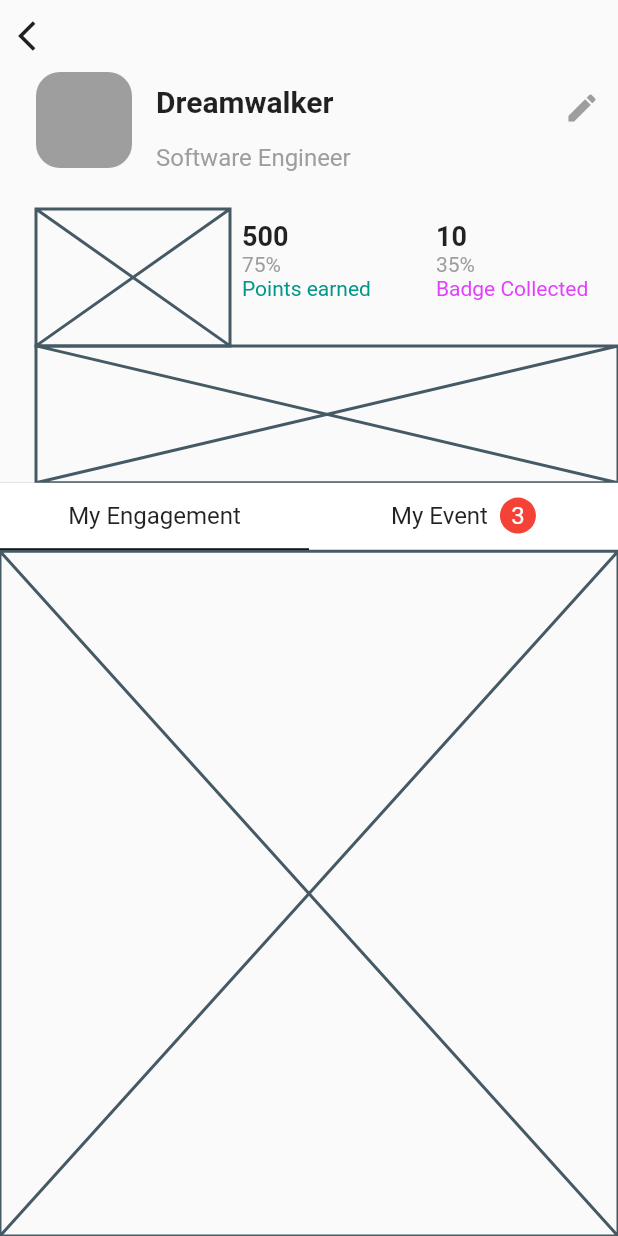
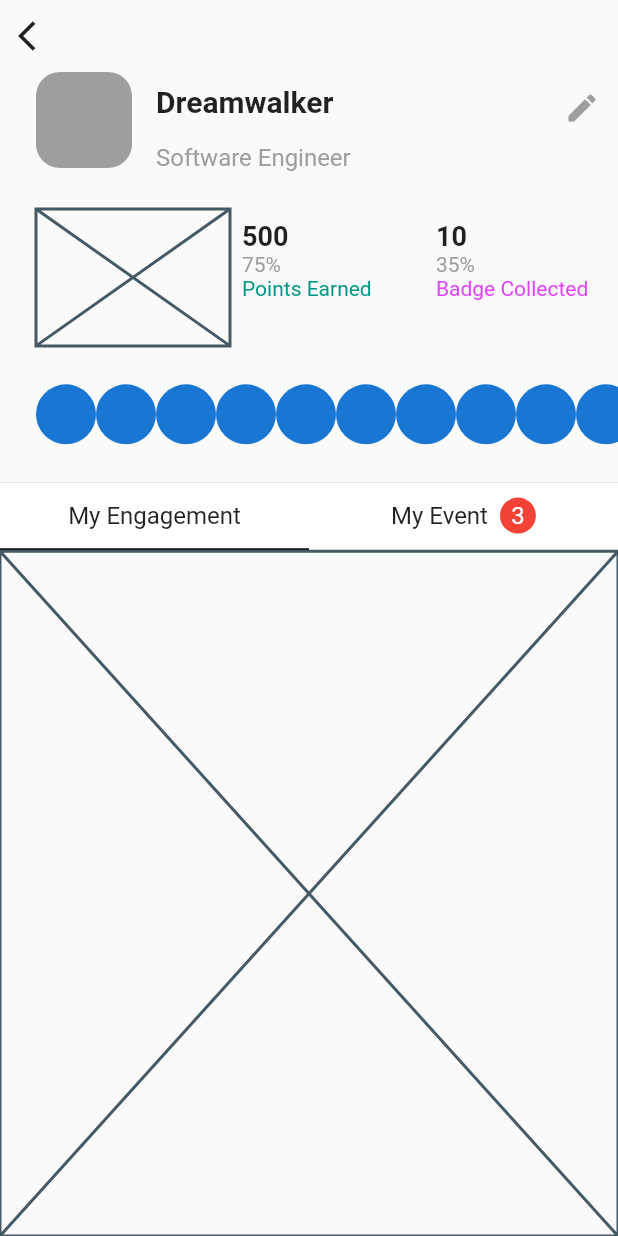
Before and after one commit to JAICHANGPARK/flutter_notebook_11th_story, a Flutter app: the IrysProfilePage screen opened directly, on a phone screen of 412 x 824 dp. Run offline on Flutter 3.47's test engine with Material 2 defaults, Android fonts, the phone set to English and light mode, and no system bars; our stand-ins replace backdrop, badges, flutter_inner_drawer, flutter_slidable, flutter_swiper, google_fonts; network calls fail.

Commit message:
Update irys_profile_page.dart

```diff
--- a/lib/ep727_irys_mobile_app/ui/irys_profile_page.dart
+++ b/lib/ep727_irys_mobile_app/ui/irys_profile_page.dart
@@ -94,7 +94,7 @@ class _IrysProfilePageState extends State<IrysProfilePage> {
                                 ),
                               ),
                               Text(
-                                "Points earned",
+                                "Points Earned",
                                 style: TextStyle(fontSize: 14, color: Colors.teal),
                               )
                             ],
@@ -129,7 +129,13 @@ class _IrysProfilePageState extends State<IrysProfilePage> {
                             ))
                       ],
                     )),
-                    Expanded(child: Placeholder()),
+                    Expanded(child: ListView.builder(
+                        scrollDirection: Axis.horizontal,
+                        itemBuilder: (context, index){
+                      return CircleAvatar(
+
+                      );
+                    })),
                   ],
                 ),
               ),
```
